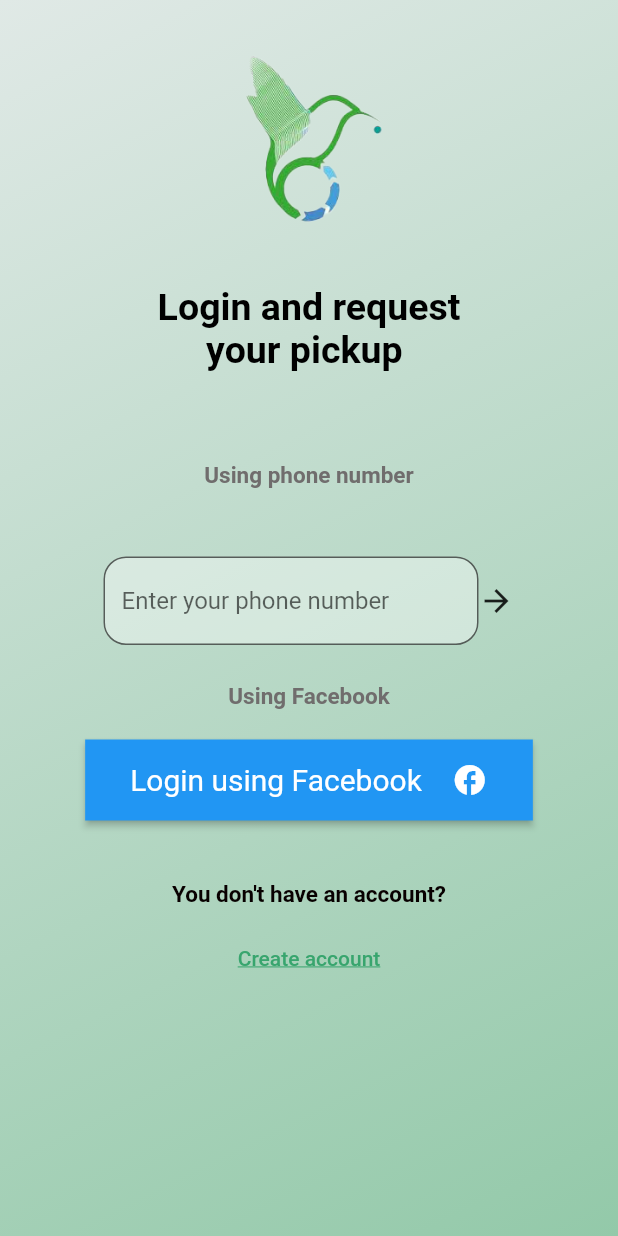
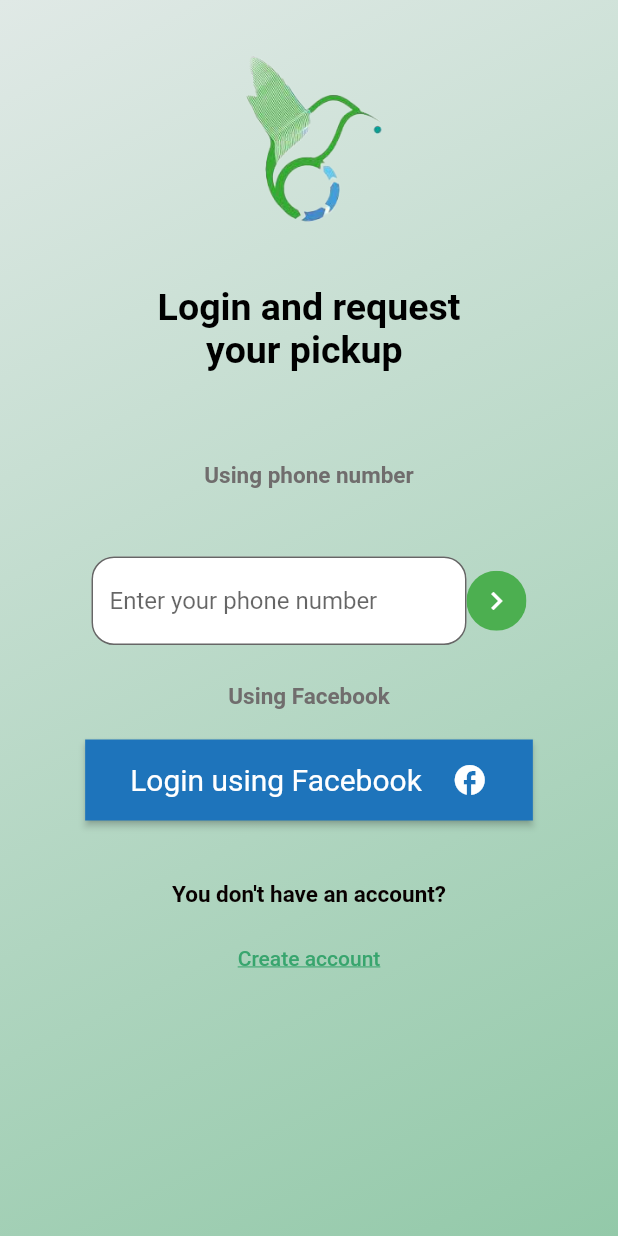
Before and after one commit to Amal1999/colibris_mobile, a Flutter app: the screen it shows after launch, on a phone screen of 412 x 824 dp. Run offline on Flutter 3.47's test engine with Material 2 defaults, Android fonts, the phone set to English and light mode, and no system bars.

Commit message:
LoginProfile

```diff
--- a/lib/screens/LoginProfile.dart
+++ b/lib/screens/LoginProfile.dart
@@ -72,10 +72,19 @@
     children: [
 
           FormValidationExample(),
-         SizedBox(height:20),
-         Icon(Icons.arrow_forward)],
-
+         SizedBox(height:10),
+         Align(alignment:Alignment(5,6) ,
+child :ClipOval(
+  child: Material(
+    color: Colors.green, // button color
+    child: InkWell(
+      splashColor: Colors.green, // Couleur qui "envahit" le bouton lors du focus
+      child: SizedBox(width: 40, height: 40, child: Icon(Icons.navigate_next,color: Colors.white,)),
+      onTap: () {},
+    ),)
   ),
+)
+    ]),
           SizedBox(width: 20,),
                const Text("Using Facebook", style: TextStyle(
                   fontSize: 15,
@@ -87,6 +96,7 @@
 
               ElevatedButton(
   onPressed: () {},  style: ElevatedButton.styleFrom(
+     primary: Color.fromARGB(255, 30, 116, 187),
               padding: const EdgeInsets.symmetric(horizontal: 30, vertical: 15),
               textStyle: const TextStyle(fontSize: 20),
               shape: RoundedRectangleBorder(
--- a/lib/widgets/PhoneText.dart
+++ b/lib/widgets/PhoneText.dart
@@ -44,7 +44,7 @@
                          controller: phone1,
                         decoration: InputDecoration(
                           hintText: "Enter your phone number ",
-                          fillColor: Colors.white38,
+                          fillColor: Colors.white,
                 filled: true,
                 border: OutlineInputBorder(
                   borderRadius: BorderRadius.circular(15.0),
@@ -52,7 +52,7 @@
                 focusedBorder: OutlineInputBorder(
                   borderRadius: BorderRadius.circular(15.0),
                   borderSide:
-                  const BorderSide(color: Colors.white38),
+                  const BorderSide(color: Colors.white),
                 ),
                         ),
                         validator: (phone1) {
```
